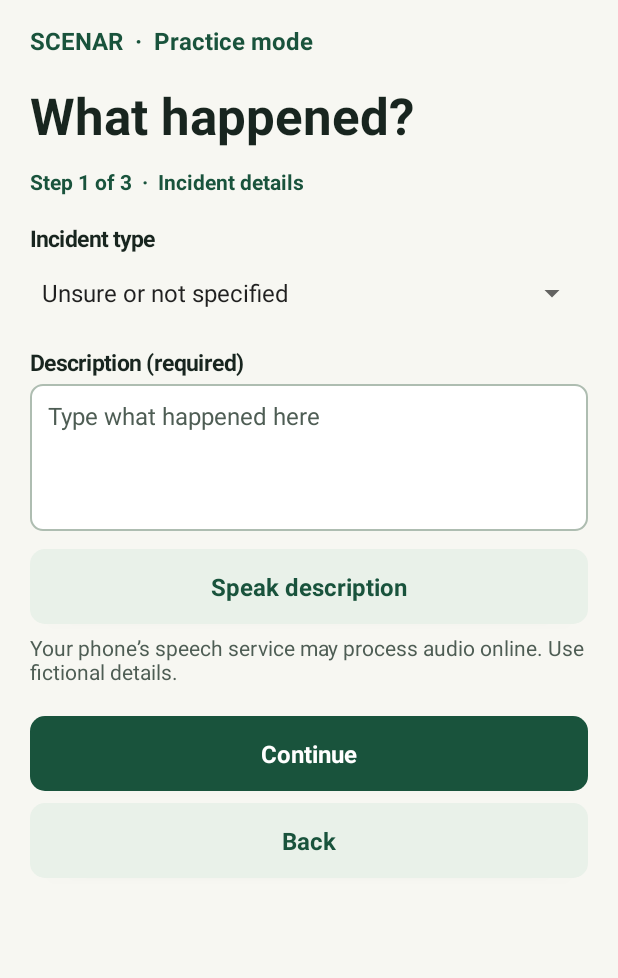
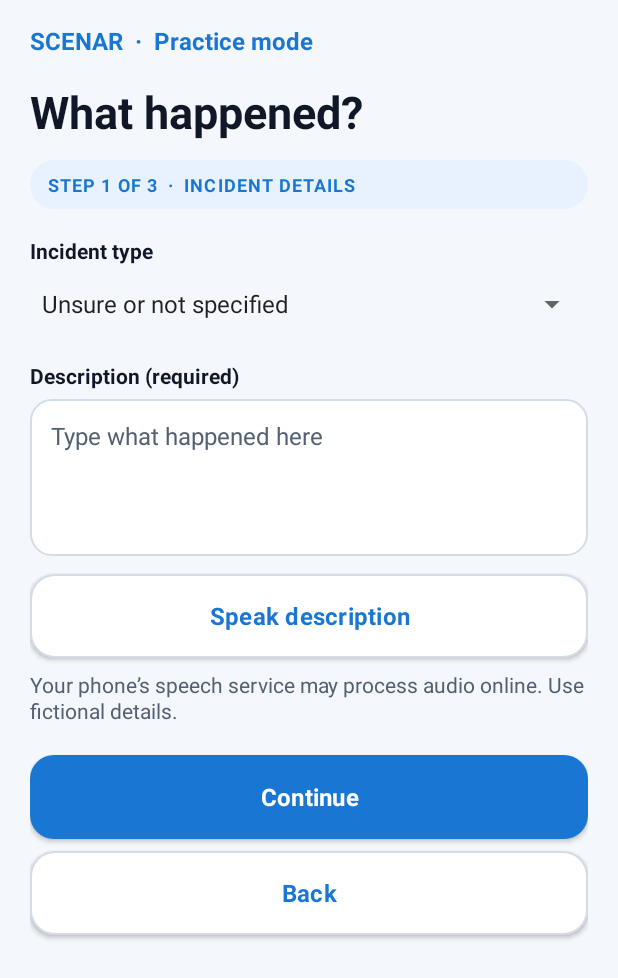
Before and after one commit to Ibrahim2709-raaz/scenar, an Android app: the VictimReportActivity screen opened directly, with no data from a screen before it, after a tap on "Start practice report", on a phone screen of 412 x 824 dp. Shown: the top 978 px of the screen. Run offline under Robolectric (Android 15) with nearby library versions, the phone set to English and light mode, and no system bars; 1 statement that could not run was skipped.

Commit message:
style: redesign SCENAR demo experience

```diff
--- a/app/src/main/java/com/example/scenar/ui/victim/VictimReportActivity.java
+++ b/app/src/main/java/com/example/scenar/ui/victim/VictimReportActivity.java
@@ -62,14 +62,14 @@ import java.util.function.Consumer;
 
 public final class VictimReportActivity extends Activity {
     public static final String EXTRA_DISPATCH_ID = "com.example.scenar.extra.DISPATCH_ID";
-    private static final int INK = 0xff18251f;
-    private static final int GREEN = 0xff19533c;
-    private static final int MUTED = 0xff4e5d54;
-    private static final int PAPER = 0xfff7f7f2;
-    private static final int SOFT = 0xffe9f1e9;
-    private static final int RED = 0xff962f22;
-    private static final int PEACH = 0xfff9eae2;
-    private static final int LINE = 0xffaebdb1;
+    private static final int INK = 0xff101828;
+    private static final int GREEN = 0xff1976d2;
+    private static final int MUTED = 0xff526071;
+    private static final int PAPER = 0xfff4f7fb;
+    private static final int SOFT = 0xffe8f2ff;
+    private static final int RED = 0xffd92d20;
+    private static final int PEACH = 0xfffeeceb;
+    private static final int LINE = 0xffd4dce7;
     private static final int SPEECH_REQUEST = 1;
     private static final int LOCATION_REQUEST = 2;
     private static final int EXPORT_REQUEST = 3;
@@ -210,6 +210,8 @@ public final class VictimReportActivity extends Activity {
         ScrollView scroll = new ScrollView(this);
         scroll.setBackgroundColor(PAPER);
         scroll.setFillViewport(true);
+        scroll.setClipToPadding(false);
+        scroll.setOverScrollMode(View.OVER_SCROLL_NEVER);
         ViewCompat.setOnApplyWindowInsetsListener(scroll, (view, windowInsets) -> {
             var edges = windowInsets.getInsets(WindowInsetsCompat.Type.systemBars()
                     | WindowInsetsCompat.Type.displayCutout() | WindowInsetsCompat.Type.ime());
@@ -812,22 +814,43 @@ public final class VictimReportActivity extends Activity {
 
     private LinearLayout card(int colour) {
         LinearLayout card = column();
-        card.setPadding(dp(16), dp(16), dp(16), dp(16));
-        card.setBackground(background(colour, 16, colour == Color.WHITE));
+        card.setPadding(dp(20), dp(20), dp(20), dp(20));
+        card.setBackground(
+                background(
+                        colour,
+                        20,
+                        colour == Color.WHITE
+                )
+        );
+        card.setElevation(dp(1));
         return card;
     }
 
-    private TextView text(String words, int size, int colour, boolean bold) {
+    private TextView text(
+            String words,
+            int size,
+            int colour,
+            boolean bold
+    ) {
         TextView view = new TextView(this);
         view.setText(words);
         view.setTextSize(size);
         view.setTextColor(colour);
-        if (bold) view.setTypeface(Typeface.DEFAULT, Typeface.BOLD);
+        view.setLineSpacing(0, 1.08f);
+
+        if (bold) {
+            view.setTypeface(
+                    Typeface.DEFAULT,
+                    Typeface.BOLD
+            );
+        }
+
         return view;
     }
 
     private void title(String words) {
-        TextView view = text(words, 34, INK, true);
+        TextView view = text(words, 30, INK, true);
+        view.setLineSpacing(0, 1.02f);
         ViewCompat.setAccessibilityHeading(view, true);
         add(content, view, 16);
         ViewCompat.setAccessibilityPaneTitle(content, words);
@@ -835,86 +858,224 @@ public final class VictimReportActivity extends Activity {
     }
 
     private void step(String words) {
-        add(content, text(words, 14, GREEN, true), 12);
+        TextView step = text(
+                words.toUpperCase(Locale.ROOT),
+                12,
+                GREEN,
+                true
+        );
+
+        step.setLetterSpacing(0.06f);
+        step.setPadding(
+                dp(12),
+                dp(8),
+                dp(12),
+                dp(8)
+        );
+        step.setBackground(
+                background(SOFT, 100, false)
+        );
+
+        add(content, step, 12);
     }
 
-    private void heading(LinearLayout group, String words) {
+    private void heading(
+            LinearLayout group,
+            String words
+    ) {
         TextView heading = text(words, 20, INK, true);
         ViewCompat.setAccessibilityHeading(heading, true);
         add(group, heading, 0);
     }
 
-    private TextView status(LinearLayout group, String words) {
+    private TextView status(
+            LinearLayout group,
+            String words
+    ) {
         TextView status = text(words, 14, MUTED, false);
-        status.setAccessibilityLiveRegion(View.ACCESSIBILITY_LIVE_REGION_POLITE);
-        add(group, status, 6);
+        status.setAccessibilityLiveRegion(
+                View.ACCESSIBILITY_LIVE_REGION_POLITE
+        );
+        add(group, status, 8);
         return status;
     }
 
-    private void fact(LinearLayout group, String name, String value) {
-        add(group, text(name, 14, GREEN, true), 10);
-        add(group, text(value, 16, INK, false), 2);
+    private void fact(
+            LinearLayout group,
+            String name,
+            String value
+    ) {
+        TextView label = text(
+                name.toUpperCase(Locale.ROOT),
+                11,
+                GREEN,
+                true
+        );
+
+        label.setLetterSpacing(0.06f);
+
+        add(group, label, 14);
+        add(group, text(value, 16, INK, false), 4);
     }
 
-    private void label(LinearLayout group, String name, View view, int top) {
-        TextView label = text(name, 15, INK, true);
+    private void label(
+            LinearLayout group,
+            String name,
+            View view,
+            int top
+    ) {
+        TextView label = text(name, 14, INK, true);
         label.setLabelFor(view.getId());
         add(group, label, top);
     }
 
-    private EditText field(LinearLayout group, String name, String value, String hint,
-                           int lines, int limit, Consumer<String> update) {
+    private EditText field(
+            LinearLayout group,
+            String name,
+            String value,
+            String hint,
+            int lines,
+            int limit,
+            Consumer<String> update
+    ) {
         EditText editor = new EditText(this);
         editor.setId(View.generateViewId());
-        editor.setInputType(InputType.TYPE_CLASS_TEXT | InputType.TYPE_TEXT_FLAG_CAP_SENTENCES
-                | (lines > 1 ? InputType.TYPE_TEXT_FLAG_MULTI_LINE : 0));
+
+        editor.setInputType(
+                InputType.TYPE_CLASS_TEXT
+                        | InputType.TYPE_TEXT_FLAG_CAP_SENTENCES
+                        | (lines > 1
+                        ? InputType.TYPE_TEXT_FLAG_MULTI_LINE
+                        : 0)
+        );
+
         editor.setHint(hint);
-        editor.setFilters(new InputFilter[] {new InputFilter.LengthFilter(limit)});
+        editor.setFilters(
+                new InputFilter[]{
+                        new InputFilter.LengthFilter(limit)
+                }
+        );
         editor.setText(value);
         editor.setTextSize(16);
         editor.setMinLines(lines);
-        if (lines > 1) editor.setMaxLines(8);
-        editor.setMinimumHeight(dp(48));
+
+        if (lines > 1) {
+            editor.setMaxLines(8);
+        }
+
+        editor.setMinimumHeight(dp(54));
         editor.setGravity(android.view.Gravity.TOP);
-        editor.setPadding(dp(12), dp(10), dp(12), dp(10));
+        editor.setPadding(
+                dp(14),
+                dp(13),
+                dp(14),
+                dp(13)
+        );
         editor.setTextColor(INK);
         editor.setHintTextColor(MUTED);
-        editor.setBackground(background(Color.WHITE, 8, true));
+        editor.setBackground(
+                background(Color.WHITE, 14, true)
+        );
         editor.setSaveEnabled(false);
+
         editor.addTextChangedListener(new TextWatcher() {
-            @Override public void beforeTextChanged(CharSequence s, int start, int count, int after) {}
-            @Override public void onTextChanged(CharSequence s, int start, int before, int count) {
-                update.accept(s.toString());
+            @Override
+            public void beforeTextChanged(
+                    CharSequence text,
+                    int start,
+                    int count,
+                    int after
+            ) {
             }
-            @Override public void afterTextChanged(Editable s) {
-                if (editor.getError() != null) editor.setError(null);
+
+            @Override
+            public void onTextChanged(
+                    CharSequence text,
+                    int start,
+                    int before,
+                    int count
+            ) {
+                update.accept(text.toString());
+            }
+
+            @Override
+            public void afterTextChanged(Editable editable) {
+                if (editor.getError() != null) {
+                    editor.setError(null);
+                }
             }
         });
-        label(group, name, editor, 12);
-        add(group, editor, 4);
+
+        label(group, name, editor, 14);
+        add(group, editor, 6);
+
         return editor;
     }
 
-    private Button primary(String words, Runnable action) {
-        return button(words, GREEN, Color.WHITE, action);
+    private Button primary(
+            String words,
+            Runnable action
+    ) {
+        return button(
+                words,
+                GREEN,
+                Color.WHITE,
+                false,
+                action
+        );
     }
 
-    private Button secondary(String words, Runnable action) {
-        return button(words, SOFT, GREEN, action);
+    private Button secondary(
+            String words,
+            Runnable action
+    ) {
+        return button(
+                words,
+                Color.WHITE,
+                GREEN,
+                true,
+                action
+        );
     }
 
-    private Button button(String words, int colour, int foreground, Runnable action) {
+    private Button button(
+            String words,
+            int colour,
+            int foreground,
+            boolean border,
+            Runnable action
+    ) {
         Button control = new Button(this);
         control.setText(words);
         control.setTextSize(16);
         control.setAllCaps(false);
-        control.setMinHeight(dp(50));
-        control.setPadding(dp(12), dp(8), dp(12), dp(8));
-        control.setTypeface(Typeface.DEFAULT, Typeface.BOLD);
+        control.setMinHeight(dp(56));
+        control.setPadding(
+                dp(16),
+                dp(10),
+                dp(16),
+                dp(10)
+        );
+        control.setTypeface(
+                Typeface.DEFAULT,
+                Typeface.BOLD
+        );
         control.setTextColor(foreground);
-        control.setBackground(new RippleDrawable(ColorStateList.valueOf(0x33000000),
-                background(colour, 10, false), null));
-        control.setOnClickListener(view -> action.run());
+        control.setLetterSpacing(0.01f);
+        control.setElevation(dp(1));
+
+        control.setBackground(
+                new RippleDrawable(
+                        ColorStateList.valueOf(0x22000000),
+                        background(colour, 16, border),
+                        null
+                )
+        );
+
+        control.setOnClickListener(
+                view -> action.run()
+        );
+
         return control;
     }
 }
--- a/app/src/main/res/values/victim_theme.xml
+++ b/app/src/main/res/values/victim_theme.xml
@@ -1,9 +1,19 @@
 <?xml version="1.0" encoding="utf-8"?>
 <resources>
-    <style name="Theme.SCENAR.Victim" parent="@android:style/Theme.Material.Light.NoActionBar">
-        <item name="android:colorAccent">#19533C</item>
+
+    <style
+        name="Theme.SCENAR.Victim"
+        parent="@android:style/Theme.Material.Light.NoActionBar">
+
+        <item name="android:colorAccent">@color/scenar_blue</item>
+        <item name="android:fontFamily">sans</item>
+        <item name="android:windowActionModeOverlay">true</item>
         <item name="android:windowLightStatusBar">true</item>
         <item name="android:windowLightNavigationBar">true</item>
-        <item name="android:windowBackground">#F7F7F2</item>
+        <item name="android:statusBarColor">@color/scenar_background</item>
+        <item name="android:navigationBarColor">@color/scenar_background</item>
+        <item name="android:windowBackground">@color/scenar_background</item>
+
     </style>
+
 </resources>
```
